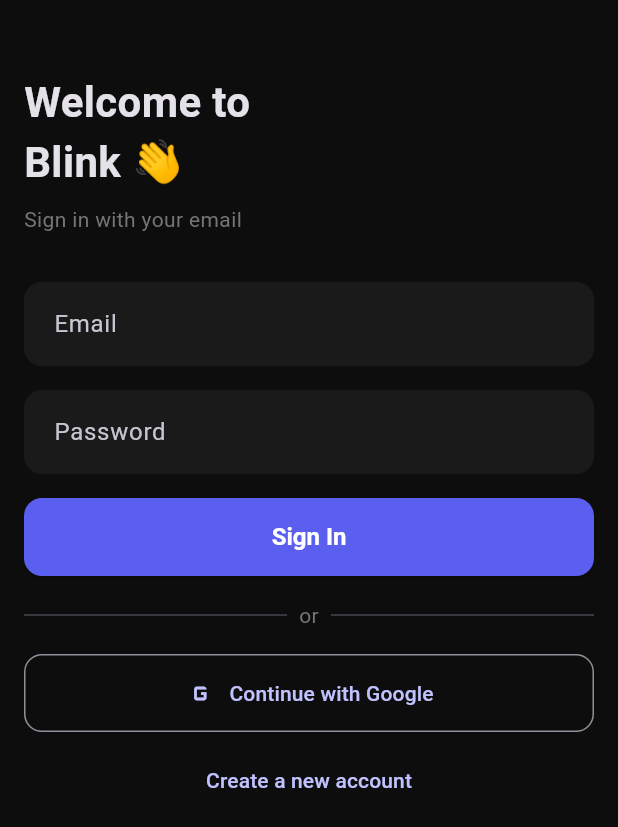
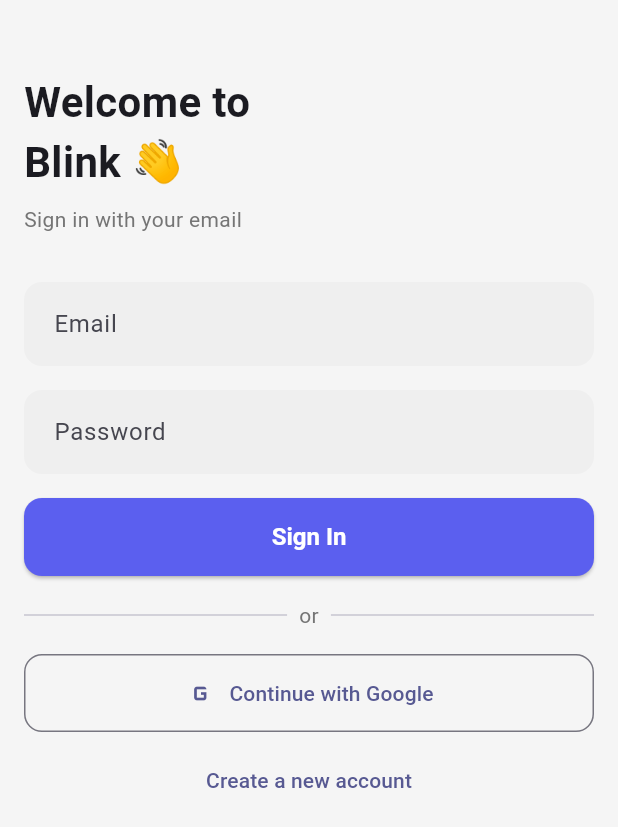
Before and after one commit to atxamov99/zenly, a Flutter app: the screen it shows after launch, after a tap on "Skip", on a phone screen of 412 x 824 dp. Shown: the top 827 px of the screen. Run offline on Flutter 3.47's test engine with Material 3 defaults, Android fonts, the phone set to English and light mode, and no system bars; our stand-ins replace cached_network_image, dio, flutter_map, flutter_riverpod, flutter_secure_storage, geolocator and 8 more; missing offline and left inert: flutter_foreground_task, mobile_scanner; network calls fail.

Commit message:
feat(blink): switch to light theme and transparent AppBar for Glass UI
- main.dart: ThemeMode.light (was .dark)
- app_theme.dart light: AppBar transparent + scrolledUnderElevation:0
  for Glass app bars to show ostidagi kontent

Co-Authored-By: Claude Opus 4.7 <noreply@anthropic.com>

```diff
--- a/blink/lib/core/theme/app_theme.dart
+++ b/blink/lib/core/theme/app_theme.dart
@@ -14,8 +14,10 @@ class AppTheme {
         ),
         scaffoldBackgroundColor: AppColors.lightBg,
         appBarTheme: const AppBarTheme(
-          backgroundColor: AppColors.lightBg,
+          backgroundColor: Colors.transparent,
+          surfaceTintColor: Colors.transparent,
           elevation: 0,
+          scrolledUnderElevation: 0,
           centerTitle: true,
           titleTextStyle: TextStyle(
             color: AppColors.textPrimary,
--- a/blink/lib/main.dart
+++ b/blink/lib/main.dart
@@ -23,7 +23,7 @@ class BlinkApp extends ConsumerWidget {
         debugShowCheckedModeBanner: false,
         theme: AppTheme.light,
         darkTheme: AppTheme.dark,
-        themeMode: ThemeMode.dark,
+        themeMode: ThemeMode.light,
         routerConfig: router,
       ),
     );
```
